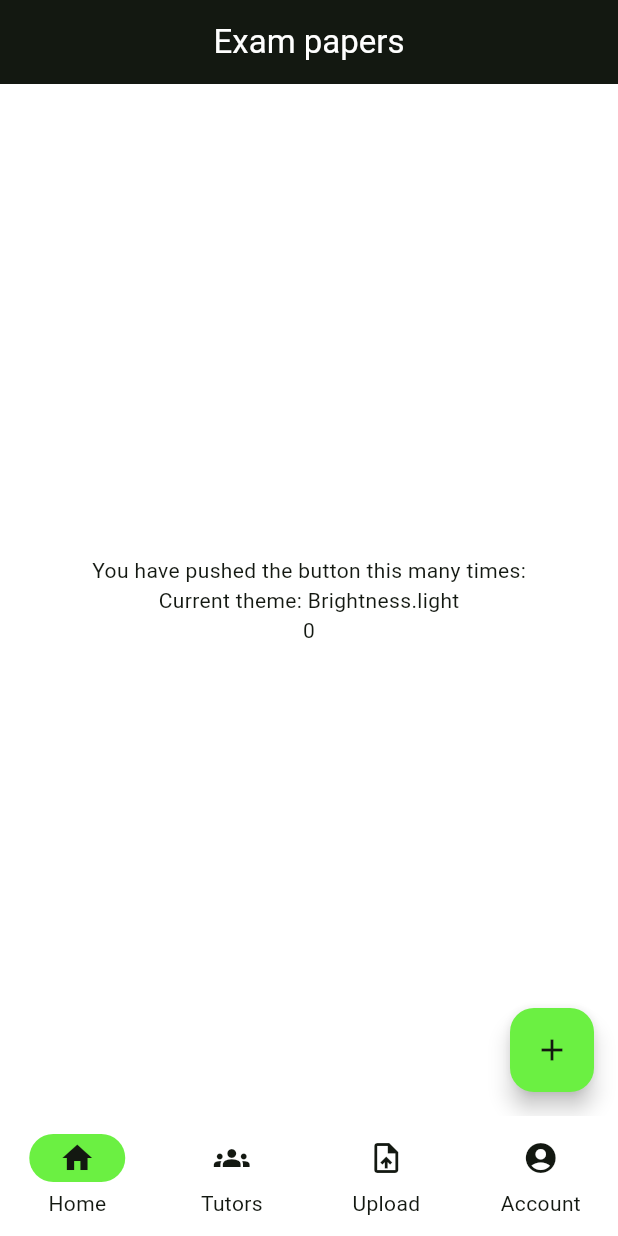
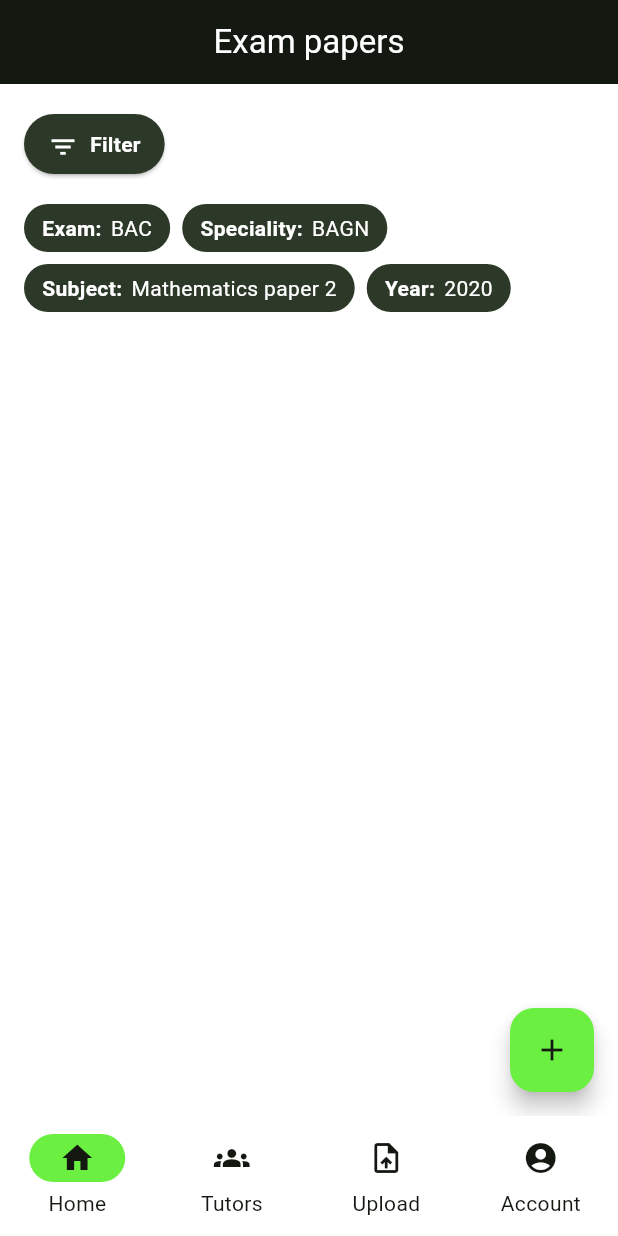
Before and after one commit to david-ouatedem/prepa-examen, a Flutter app: the screen it shows after launch, on a phone screen of 412 x 824 dp. Run offline on Flutter 3.47's test engine with Material 3 defaults, Android fonts, the phone set to English and light mode, and no system bars.

Commit message:
filter widgets

```diff
--- /dev/null
+++ b/lib/common/ui/app_badge.dart
@@ -0,0 +1,49 @@
+import 'package:flutter/material.dart';
+
+class AppBadge extends StatelessWidget {
+  final String label;
+  final String value;
+  final Color? backgroundColor; // allow overriding
+  final Color? textColor;
+
+  const AppBadge({
+    super.key,
+    required this.label,
+    required this.value,
+    this.backgroundColor,
+    this.textColor,
+  });
+
+  @override
+  Widget build(BuildContext context) {
+    return Container(
+      padding: const EdgeInsets.symmetric(
+        horizontal: 12,
+        vertical: 6,
+      ),
+      decoration: BoxDecoration(
+        color: backgroundColor ?? Theme.of(context).colorScheme.secondary,
+        borderRadius: BorderRadius.circular(20), // rounded pill shape
+      ),
+      child: Row(
+        mainAxisSize: MainAxisSize.min,
+        children: [
+          Text(
+            '$label:',
+            style: TextStyle(
+              fontWeight: FontWeight.bold,
+              color: textColor ?? Colors.white,
+            ),
+          ),
+          const SizedBox(width: 6),
+          Text(
+            value,
+            style: TextStyle(
+              color: textColor ?? Colors.white,
+            ),
+          ),
+        ],
+      ),
+    );
+  }
+}
--- /dev/null
+++ b/lib/common/ui/app_button.dart
@@ -0,0 +1,47 @@
+import 'package:flutter/material.dart';
+
+class AppButton extends StatelessWidget {
+  final String label;
+  final IconData? icon;
+  final VoidCallback onPressed;
+
+  const AppButton({
+    super.key,
+    required this.label,
+    this.icon,
+    required this.onPressed,
+  });
+
+  @override
+  Widget build(BuildContext context) {
+    return ElevatedButton(
+      onPressed: onPressed,
+      style: ElevatedButton.styleFrom(
+        backgroundColor: Theme.of(context).colorScheme.secondary,
+        foregroundColor: Colors.white, // text/icon color
+        shape: const StadiumBorder(), // rounded-full
+        padding: const EdgeInsets.symmetric(horizontal: 16, vertical: 12), // px-4 h-10
+        minimumSize: const Size(84, 40), // min-w-[84px] h-10
+        maximumSize: const Size(480, 40), // max-w-[480px]
+        textStyle: const TextStyle(
+          fontSize: 14, // text-sm
+          fontWeight: FontWeight.bold,
+          letterSpacing: 0.015 * 14, // tracking-[0.015em]
+        ),
+      ),
+      child: Row(
+        mainAxisSize: MainAxisSize.min,
+        children: [
+          Icon(icon, size: 20, color: Colors.white),
+          const SizedBox(width: 8), // gap-2
+          Flexible(
+            child: Text(
+              label,
+              overflow: TextOverflow.ellipsis, // truncate
+            ),
+          ),
+        ],
+      ),
+    );
+  }
+}
--- a/lib/l10n/app_en.arb
+++ b/lib/l10n/app_en.arb
@@ -8,5 +8,6 @@
   "welcome": "Welcome",
   "settings": "Settings",
   "language": "Language",
-  "homeTitle": "Exam papers"
+  "homeTitle": "Exam papers",
+  "filter": "Filter"
 }
--- a/lib/l10n/app_fr.arb
+++ b/lib/l10n/app_fr.arb
@@ -8,5 +8,6 @@
   "welcome": "Bienvenue",
   "settings": "Paramètres",
   "language": "Langue",
-  "homeTitle": "Documents d'examen"
+  "homeTitle": "Documents d'examen",
+  "filter": "Filtre"
 }
--- a/lib/l10n/app_localizations.dart
+++ b/lib/l10n/app_localizations.dart
@@ -151,6 +151,12 @@ abstract class AppLocalizations {
   /// In en, this message translates to:
   /// **'Exam papers'**
   String get homeTitle;
+
+  /// No description provided for @filter.
+  ///
+  /// In en, this message translates to:
+  /// **'Filter'**
+  String get filter;
 }
 
 class _AppLocalizationsDelegate
--- a/lib/l10n/app_localizations_en.dart
+++ b/lib/l10n/app_localizations_en.dart
@@ -34,4 +34,7 @@ class AppLocalizationsEn extends AppLocalizations {
 
   @override
   String get homeTitle => 'Exam papers';
+
+  @override
+  String get filter => 'Filter';
 }
--- a/lib/l10n/app_localizations_fr.dart
+++ b/lib/l10n/app_localizations_fr.dart
@@ -34,4 +34,7 @@ class AppLocalizationsFr extends AppLocalizations {
 
   @override
   String get homeTitle => 'Documents d\'examen';
+
+  @override
+  String get filter => 'Filtre';
 }
--- a/lib/screens/home_screen.dart
+++ b/lib/screens/home_screen.dart
@@ -1,4 +1,7 @@
 import 'package:flutter/material.dart';
+import 'package:prepa_examen/common/ui/app_badge.dart';
+import 'package:prepa_examen/common/ui/app_button.dart';
+import 'package:prepa_examen/l10n/app_localizations.dart';
 
 class HomeScreen extends StatefulWidget {
   const HomeScreen({super.key, required this.title});
@@ -20,24 +23,35 @@ class _MyHomeScreenState extends State<HomeScreen> {
 
   @override
   Widget build(BuildContext context) {
+    final l10n = AppLocalizations.of(context)!;
     return Scaffold(
       appBar: AppBar(
         backgroundColor: Theme.of(context).colorScheme.inversePrimary,
         centerTitle: true,
-        title: Text(
-            widget.title,
-          style: TextStyle(color: Colors.white),
-        ),
+        title: Text(widget.title, style: TextStyle(color: Colors.white)),
       ),
-      body: Center(
+      body: Padding(
+        padding: const EdgeInsets.all(16.0),
         child: Column(
-          mainAxisAlignment: MainAxisAlignment.center,
-          children: <Widget>[
-            const Text('You have pushed the button this many times:'),
-            Text('Current theme: ${Theme.of(context).brightness}'),
-            Text(
-              '$_counter',
-              style: TextStyle(color: Theme.of(context).colorScheme.onSurface),
+            crossAxisAlignment: CrossAxisAlignment.start,
+          children: [
+            AppButton(
+              label: l10n.filter,
+              icon: Icons.filter_list,
+              onPressed: () {
+                print("Filter button pressed");
+              },
+            ),
+            const SizedBox(height: 16),
+            Wrap(
+              spacing: 8,
+              runSpacing: 8,
+              children: const [
+                AppBadge(label: "Exam", value: "BAC"),
+                AppBadge(label: "Speciality", value: "BAGN"),
+                AppBadge(label: "Subject", value: "Mathematics paper 2"),
+                AppBadge(label: "Year", value: "2020"),
+              ],
             ),
           ],
         ),
```
